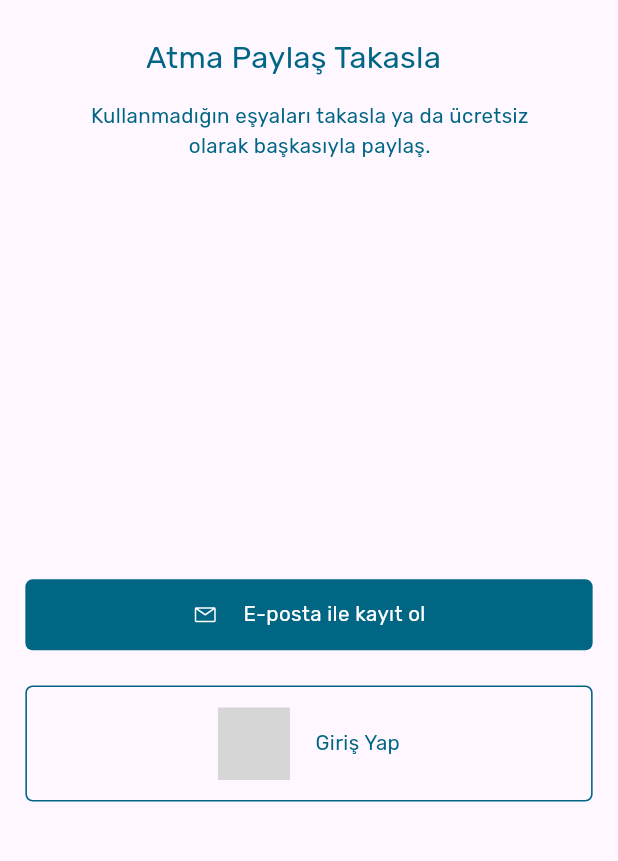
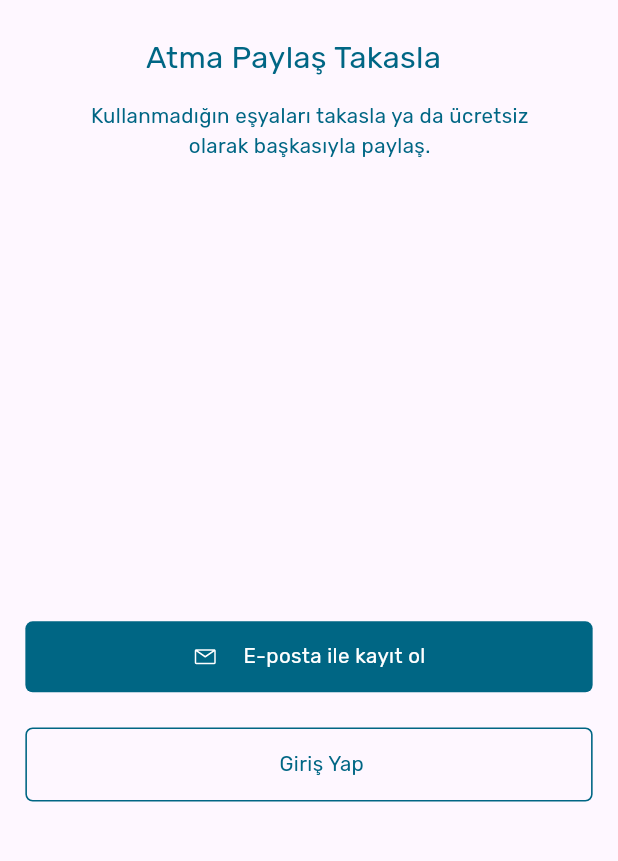
Before and after one commit to flutterteam2023/atmaPaylasApp, a Flutter app: the WelcomeView screen opened by its route, on a phone screen of 412 x 824 dp, the part 307-1168 px from its top. Run offline on Flutter 3.47's test engine with Material 3 defaults, Android fonts, the phone set to English and light mode, and no system bars; drawn by our look-alikes of flutter_bounceable; our stand-ins replace adaptive_theme, auto_route, flutter_hooks, flutter_screenutil, flutter_svg, hooks_riverpod and 1 more; missing offline and left inert: flutter_verification_code; grey boxes are pictures that could not be loaded.

```diff
--- a/lib/common_widgets/custom_border_button.dart
+++ b/lib/common_widgets/custom_border_button.dart
@@ -6,7 +6,9 @@ import 'package:flutter_svg/svg.dart';
 
 class CustomBorderButton extends StatelessWidget {
   const CustomBorderButton({
-    super.key, required this.onTap,required this.text,
+    super.key,
+    required this.onTap,
+    required this.text,
   });
   final void Function() onTap;
   final String text;
@@ -14,29 +16,27 @@ class CustomBorderButton extends StatelessWidget {
   @override
   Widget build(BuildContext context) {
     return Bounceable(
-      onTap:onTap,
+      onTap: onTap,
       child: Container(
         decoration: BoxDecoration(
-          borderRadius: BorderRadius.circular(5.r),
-          border: Border.all(
-            color: const Color(AppColors.primaryColor),
-            width: 1.w
-          )
-        ),
+            borderRadius: BorderRadius.circular(5.r),
+            border: Border.all(color: const Color(AppColors.primaryColor), width: 1.w)),
         child: Padding(
-          padding:  EdgeInsets.symmetric(vertical: 14.h),
+          padding: EdgeInsets.symmetric(vertical: 14.h),
           child: Row(
             mainAxisAlignment: MainAxisAlignment.center,
             children: [
-              SvgPicture.asset('assets/svg/Google.svg'),
-              SizedBox(width: 16.w,),
-              Text(text,
-              style: TextStyle(
-                fontSize: 14.sp,
-                fontWeight: FontWeight.w500,
-                fontFamily: 'Rubik',
-                color: const Color(AppColors.primaryColor)
+              //SvgPicture.asset('assets/svg/Google.svg'),
+              SizedBox(
+                width: 16.w,
               ),
+              Text(
+                text,
+                style: TextStyle(
+                    fontSize: 14.sp,
+                    fontWeight: FontWeight.w500,
+                    fontFamily: 'Rubik',
+                    color: const Color(AppColors.primaryColor)),
               )
             ],
           ),
```
Also changed, not shown: lib/common_widgets/custom_filled_button_berke.dart (added, +84 -0 lines).
